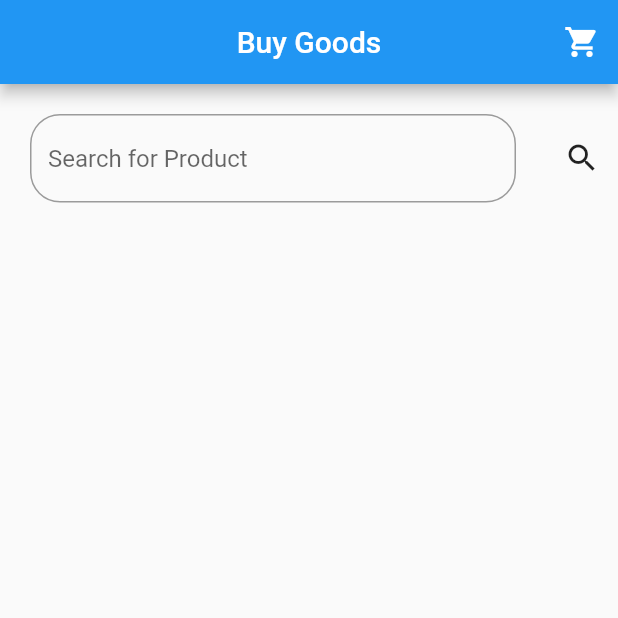
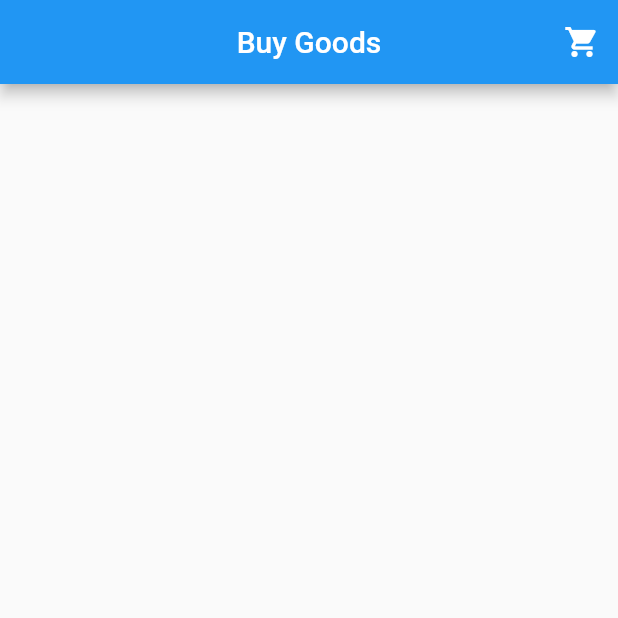
Before and after one commit to SonishShrestha/E-commerce, a Flutter app: the screen it shows after launch, on a phone screen of 412 x 824 dp, the top half of it. Run offline on Flutter 3.47's test engine with Material 2 defaults, Android fonts, the phone set to English and light mode, and no system bars; our stand-ins replace dio; network calls fail.

Commit message:
searchbarchanged

```diff
--- a/lib/main_home_page.dart
+++ b/lib/main_home_page.dart
@@ -225,33 +225,7 @@ class _MyHomePageState extends State<MyHomePage> {
             ),
           ),
           body: SingleChildScrollView(
-            child: Column(
-              children: [
-                Row(
-                  children: [
-                    Expanded(
-                        child: Container(
-                      margin: EdgeInsets.all(20),
-                      child: TextField(
-                          onChanged: (value) {
-                            setState(() {
-                              searchProducts = carts
-                                  .where((element) => element
-                                      .fakeStores.category
-                                      .contains(value))
-                                  .toList();
-                            });
-                          },
-                          controller: searchProduct,
-                          decoration: InputDecoration(
-                              hintText: "Search for Product",
-                              border: OutlineInputBorder(
-                                  borderRadius: BorderRadius.circular(20)))),
-                    )),
-                    IconButton(onPressed: () {}, icon: Icon(Icons.search)),
-                  ],
-                ),
-                SingleChildScrollView(
+            child: SingleChildScrollView(
               child: Column(
                   children: categoryData.map((e) {
                 return Column(
@@ -259,8 +233,7 @@ class _MyHomePageState extends State<MyHomePage> {
                     Text(
                       e[0].toString().toUpperCase() +
                           e.toString().substring(1).toLowerCase(),
-                          style: const TextStyle(
-                              fontSize: 20, color: Colors.black),
+                      style: const TextStyle(fontSize: 20, color: Colors.black),
                     ),
                     FutureBuilder<List<FakeStore>>(
                       future: getByCategoryName(e),
@@ -269,15 +242,13 @@ class _MyHomePageState extends State<MyHomePage> {
                           return SingleChildScrollView(
                             scrollDirection: Axis.horizontal,
                             child: Row(
-                                    children:
-                                        snapshot.data!.map((byCategoryName) {
+                                children: snapshot.data!.map((byCategoryName) {
                               return Card(
                                   margin: const EdgeInsets.all(20),
                                   elevation: 10,
                                   shadowColor: Colors.black,
                                   shape: RoundedRectangleBorder(
-                                          borderRadius:
-                                              BorderRadius.circular(20)),
+                                      borderRadius: BorderRadius.circular(20)),
                                   color: Colors.grey,
                                   child: Padding(
                                     padding: const EdgeInsets.symmetric(
@@ -296,8 +267,7 @@ class _MyHomePageState extends State<MyHomePage> {
                                             setState(() {
                                               final data = carts.where(
                                                   (element) =>
-                                                          element
-                                                              .fakeStores.id ==
+                                                      element.fakeStores.id ==
                                                       byCategoryName.id);
                                               if (data.isEmpty) {
                                                 carts.add(CartProduct(
@@ -329,8 +299,6 @@ class _MyHomePageState extends State<MyHomePage> {
                 );
               }).toList()),
             ),
-              ],
-            ),
           )),
     );
   }
```
Lines whose indentation alone changed are shown as unchanged.
